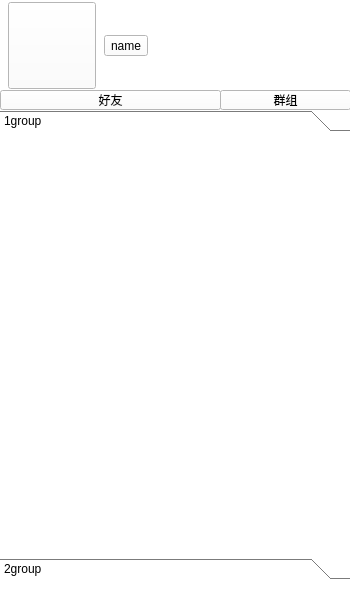
This is bin/QT-myChat-Client/mainwindow.ui in Alanxtl/QT-myChat as Qt 5 draws it before an edit. The edited form follows.
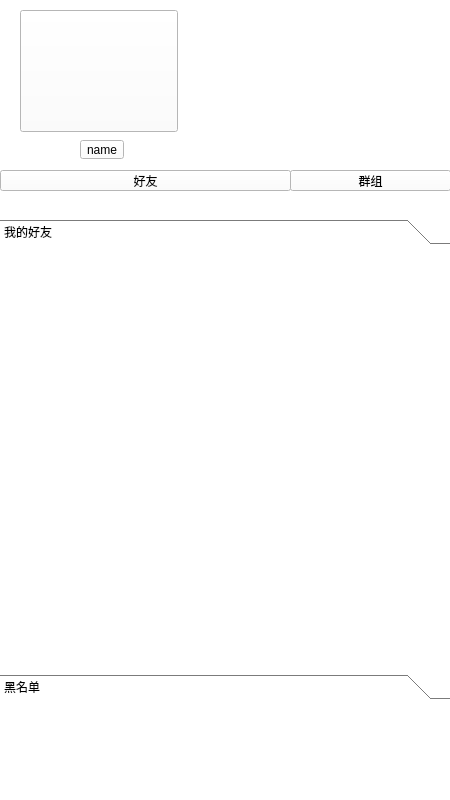
This is the edited form. The open tabs and pages were chosen to show the change. Icons and pictures are not drawn.

Diff of the .ui file:
```diff
--- a/bin/QT-myChat-Client/mainwindow.ui
+++ b/bin/QT-myChat-Client/mainwindow.ui
@@ -6,8 +6,8 @@
    <rect>
     <x>0</x>
     <y>0</y>
-    <width>350</width>
-    <height>600</height>
+    <width>450</width>
+    <height>800</height>
    </rect>
   </property>
   <property name="windowTitle">
@@ -19,80 +19,70 @@
   <widget class="QWidget" name="mewidget" native="true">
    <property name="geometry">
     <rect>
-     <x>0</x>
-     <y>0</y>
-     <width>156</width>
-     <height>91</height>
+     <x>20</x>
+     <y>10</y>
+     <width>161</width>
+     <height>141</height>
     </rect>
    </property>
-   <layout class="QHBoxLayout" name="horizontalLayout">
-    <property name="spacing">
-     <number>0</number>
+   <widget class="QToolButton" name="profilebtn">
+    <property name="geometry">
+     <rect>
+      <x>0</x>
+      <y>0</y>
+      <width>158</width>
+      <height>122</height>
+     </rect>
     </property>
-    <property name="leftMargin">
-     <number>0</number>
+    <property name="focusPolicy">
+     <enum>Qt::NoFocus</enum>
     </property>
-    <property name="topMargin">
-     <number>0</number>
+    <property name="contextMenuPolicy">
+     <enum>Qt::DefaultContextMenu</enum>
     </property>
-    <property name="rightMargin">
-     <number>0</number>
+    <property name="styleSheet">
+     <string notr="true"/>
     </property>
-    <property name="bottomMargin">
-     <number>0</number>
+    <property name="iconSize">
+     <size>
+      <width>150</width>
+      <height>150</height>
+     </size>
     </property>
-    <item>
-     <widget class="QToolButton" name="profilebtn">
-      <property name="styleSheet">
-       <string notr="true">image: url(:/images/a (17).jpg);</string>
-      </property>
-      <property name="icon">
-       <iconset>
-        <normaloff>:/images/a (17).jpg</normaloff>:/images/a (17).jpg</iconset>
-      </property>
-      <property name="iconSize">
-       <size>
-        <width>80</width>
-        <height>80</height>
-       </size>
-      </property>
-     </widget>
-    </item>
-    <item>
-     <widget class="QToolButton" name="namebtn">
-      <property name="text">
-       <string>name</string>
-      </property>
-      <property name="iconSize">
-       <size>
-        <width>20</width>
-        <height>20</height>
-       </size>
-      </property>
-     </widget>
-    </item>
-   </layout>
+   </widget>
   </widget>
   <widget class="QToolButton" name="friendsbtn">
    <property name="geometry">
     <rect>
      <x>0</x>
-     <y>90</y>
-     <width>221</width>
-     <height>20</height>
+     <y>170</y>
+     <width>291</width>
+     <height>21</height>
     </rect>
    </property>
+   <property name="contextMenuPolicy">
+    <enum>Qt::CustomContextMenu</enum>
+   </property>
+   <property name="autoFillBackground">
+    <bool>false</bool>
+   </property>
    <property name="text">
     <string>好友</string>
    </property>
+   <property name="iconSize">
+    <size>
+     <width>16</width>
+     <height>16</height>
+    </size>
+   </property>
   </widget>
   <widget class="QToolButton" name="groupbtn">
    <property name="geometry">
     <rect>
-     <x>220</x>
-     <y>90</y>
-     <width>131</width>
-     <height>20</height>
+     <x>290</x>
+     <y>170</y>
+     <width>161</width>
+     <height>21</height>
     </rect>
    </property>
    <property name="text">
@@ -103,9 +93,9 @@
    <property name="geometry">
     <rect>
      <x>0</x>
-     <y>110</y>
-     <width>350</width>
-     <height>470</height>
+     <y>219</y>
+     <width>450</width>
+     <height>481</height>
     </rect>
    </property>
    <property name="currentIndex">
@@ -116,12 +106,12 @@
      <rect>
       <x>0</x>
       <y>0</y>
-      <width>350</width>
-      <height>408</height>
+      <width>450</width>
+      <height>429</height>
      </rect>
     </property>
     <attribute name="label">
-     <string>1group</string>
+     <string>我的好友</string>
     </attribute>
     <layout class="QVBoxLayout" name="vlayout"/>
    </widget>
@@ -135,11 +125,33 @@
      </rect>
     </property>
     <attribute name="label">
-     <string>2group</string>
+     <string>黑名单</string>
     </attribute>
     <layout class="QVBoxLayout" name="vlayout_2"/>
    </widget>
   </widget>
+  <widget class="QToolButton" name="namebtn">
+   <property name="geometry">
+    <rect>
+     <x>80</x>
+     <y>140</y>
+     <width>44</width>
+     <height>19</height>
+    </rect>
+   </property>
+   <property name="layoutDirection">
+    <enum>Qt::LeftToRight</enum>
+   </property>
+   <property name="text">
+    <string>name</string>
+   </property>
+   <property name="iconSize">
+    <size>
+     <width>20</width>
+     <height>20</height>
+    </size>
+   </property>
+  </widget>
  </widget>
  <resources/>
  <connections/>
```
Left out of the diff: 11 changed lines with no effect on the pictures.
